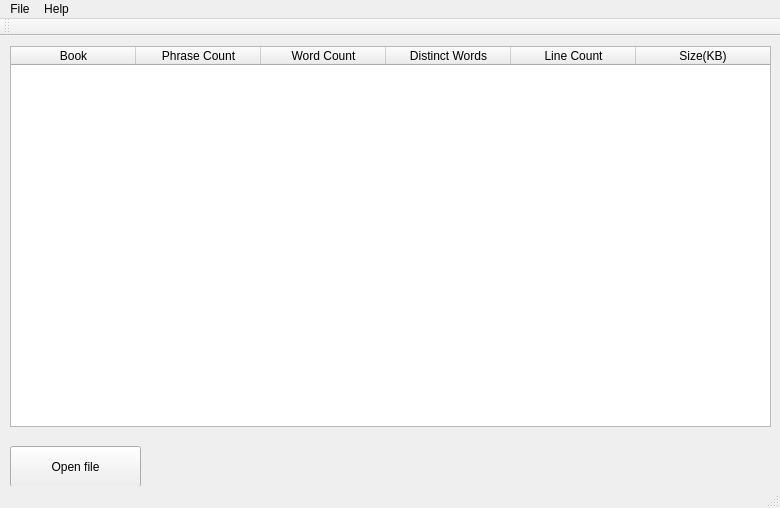
Old version of the form Bookstat/mainwindow.ui in the repository imarius85/Bookstat.
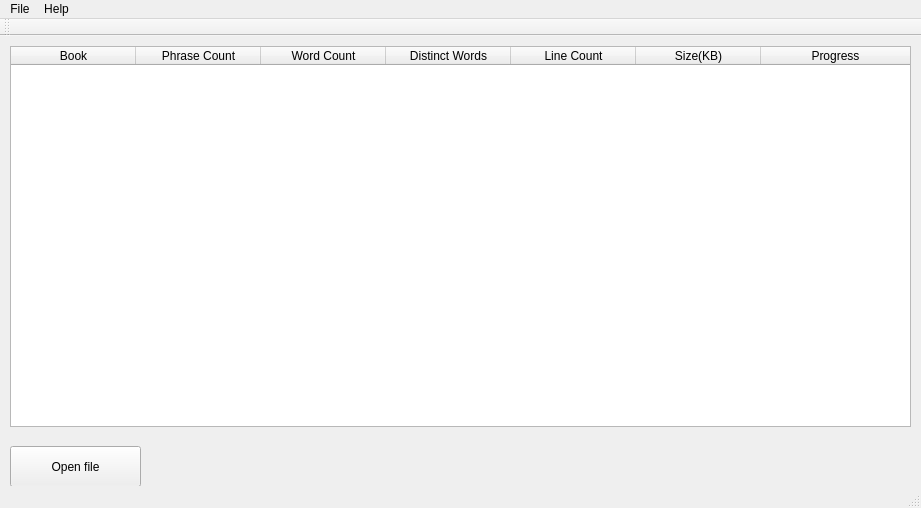
New version of the form.

What changed in the file:
```diff
--- a/Bookstat/mainwindow.ui
+++ b/Bookstat/mainwindow.ui
@@ -6,7 +6,7 @@
    <rect>
     <x>0</x>
     <y>0</y>
-    <width>780</width>
+    <width>921</width>
     <height>508</height>
    </rect>
   </property>
@@ -19,7 +19,7 @@
      <rect>
       <x>10</x>
       <y>10</y>
-      <width>761</width>
+      <width>901</width>
       <height>381</height>
      </rect>
     </property>
@@ -95,6 +95,14 @@
       <set>AlignCenter</set>
      </property>
     </column>
+    <column>
+     <property name="text">
+      <string>Progress</string>
+     </property>
+     <property name="textAlignment">
+      <set>AlignCenter</set>
+     </property>
+    </column>
    </widget>
    <widget class="QPushButton" name="OpenFile">
     <property name="geometry">
@@ -115,7 +123,7 @@
     <rect>
      <x>0</x>
      <y>0</y>
-     <width>780</width>
+     <width>921</width>
      <height>21</height>
     </rect>
    </property>
```
